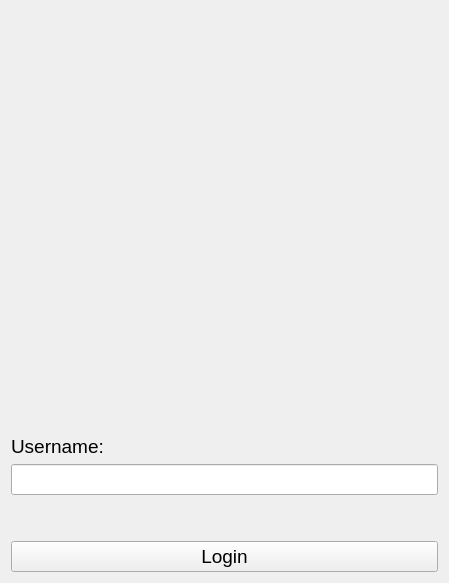
The window that UnicornHabits/LoginWidget.ui (Andrew2a1/CodeNight_10_04) describes before a commit, drawn with Qt 5.
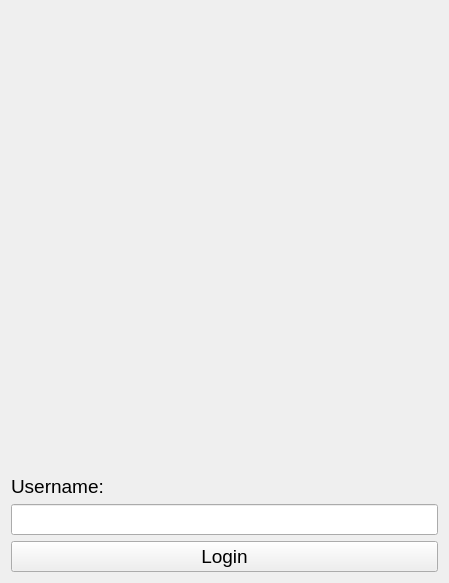
The same window after the commit. Icons and pictures are not drawn.

Patch:
```diff
--- a/UnicornHabits/LoginWidget.ui
+++ b/UnicornHabits/LoginWidget.ui
@@ -15,7 +15,7 @@
   </property>
   <layout class="QVBoxLayout" name="verticalLayout_2">
    <item>
-    <layout class="QGridLayout" name="gridLayout" rowstretch="0,0,0,0,0,0">
+    <layout class="QGridLayout" name="gridLayout" rowstretch="0,0,0,0,0">
      <item row="2" column="0">
       <widget class="QLabel" name="label_2">
        <property name="font">
@@ -29,44 +29,6 @@
       </widget>
      </item>
      <item row="4" column="0">
-      <spacer name="verticalSpacer">
-       <property name="orientation">
-        <enum>Qt::Vertical</enum>
-       </property>
-       <property name="sizeType">
-        <enum>QSizePolicy::Fixed</enum>
-       </property>
-       <property name="sizeHint" stdset="0">
-        <size>
-         <width>20</width>
-         <height>40</height>
-        </size>
-       </property>
-      </spacer>
-     </item>
-     <item row="3" column="0">
-      <widget class="QLineEdit" name="userName">
-       <property name="font">
-        <font>
-         <pointsize>14</pointsize>
-        </font>
-       </property>
-      </widget>
-     </item>
-     <item row="1" column="0">
-      <spacer name="verticalSpacer_2">
-       <property name="orientation">
-        <enum>Qt::Vertical</enum>
-       </property>
-       <property name="sizeHint" stdset="0">
-        <size>
-         <width>20</width>
-         <height>40</height>
-        </size>
-       </property>
-      </spacer>
-     </item>
-     <item row="5" column="0">
       <widget class="QPushButton" name="loginBtn">
        <property name="sizePolicy">
         <sizepolicy hsizetype="Preferred" vsizetype="Fixed">
@@ -90,6 +52,19 @@
        </property>
       </widget>
      </item>
+     <item row="1" column="0">
+      <spacer name="verticalSpacer_2">
+       <property name="orientation">
+        <enum>Qt::Vertical</enum>
+       </property>
+       <property name="sizeHint" stdset="0">
+        <size>
+         <width>20</width>
+         <height>40</height>
+        </size>
+       </property>
+      </spacer>
+     </item>
      <item row="0" column="0">
       <widget class="QLabel" name="logo">
        <property name="text">
@@ -106,6 +81,15 @@
        </property>
       </widget>
      </item>
+     <item row="3" column="0">
+      <widget class="QLineEdit" name="userName">
+       <property name="font">
+        <font>
+         <pointsize>14</pointsize>
+        </font>
+       </property>
+      </widget>
+     </item>
     </layout>
    </item>
   </layout>
```
